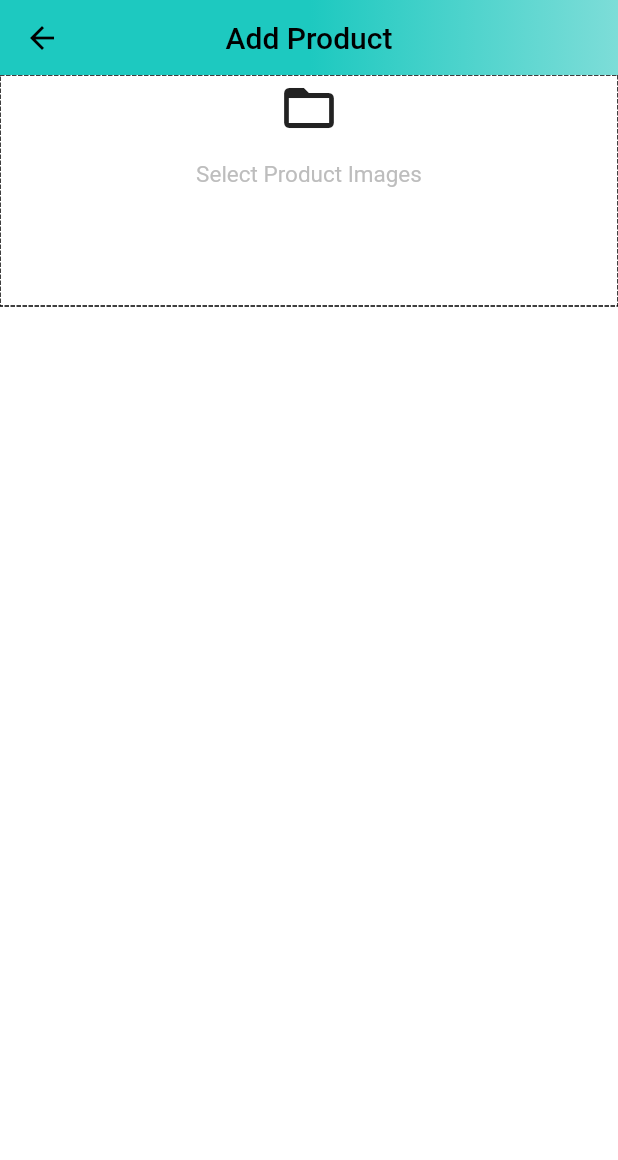
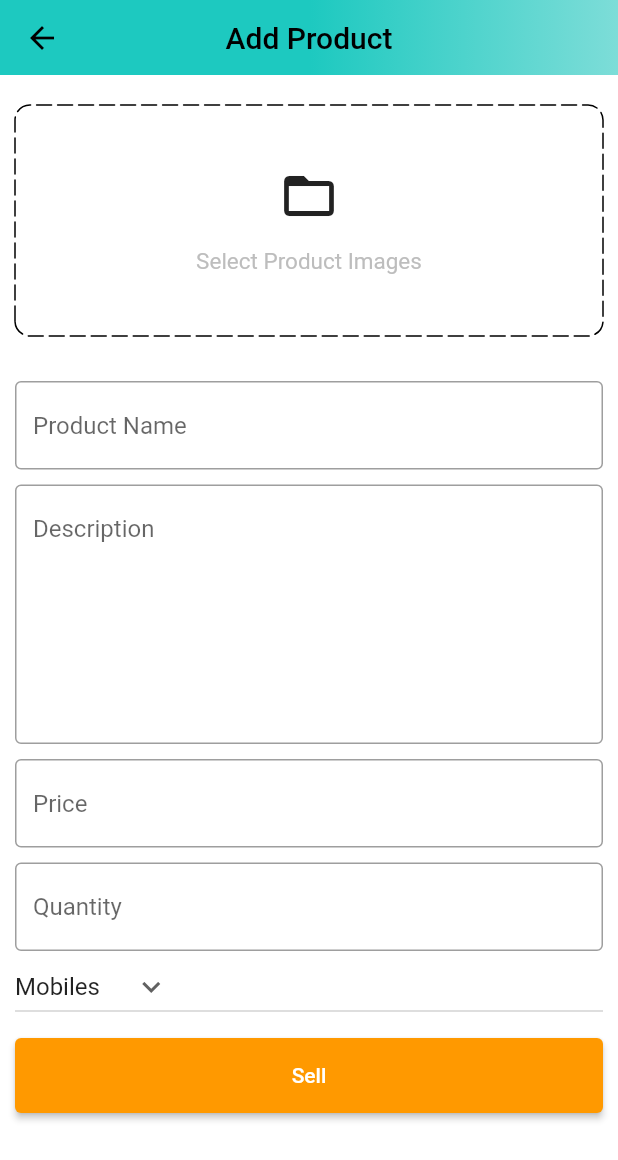
Before and after one commit to Ifwtzzzzzh/omazon-ecommerce-flutter, a Flutter app: the AddProductScreen screen opened by its route, on a phone screen of 412 x 824 dp. Shown: the top 1160 px of the screen. Run offline on Flutter 3.47's test engine with Material 2 defaults, Android fonts, the phone set to English and light mode, and no system bars; drawn by our look-alikes of dotted_border; our stand-ins replace badges, carousel_slider, file_picker, shared_preferences; missing offline and left inert: cloudinary_public; accounts and stored records are empty.

Commit message:
Make Selling Product

```diff
--- a/lib/common/widgets/custom_textfield.dart
+++ b/lib/common/widgets/custom_textfield.dart
@@ -3,11 +3,13 @@ import 'package:flutter/material.dart';
 class CustomTextField extends StatelessWidget {
   final TextEditingController controller;
   final String hintText;
+  final int maxLines;
 
   const CustomTextField({
     Key? key,
     required this.controller,
     required this.hintText,
+    this.maxLines = 1,
   }) : super(key: key);
 
   @override
@@ -33,6 +35,7 @@ class CustomTextField extends StatelessWidget {
         }
         return null;
       },
+      maxLines: maxLines,
     );
   }
 }
--- a/lib/features/admin/screens/add_product_screen.dart
+++ b/lib/features/admin/screens/add_product_screen.dart
@@ -1,6 +1,12 @@
+import 'dart:io';
+
+import 'package:carousel_slider/carousel_slider.dart';
 import 'package:dotted_border/dotted_border.dart';
 import 'package:flutter/material.dart';
+import 'package:omazon_ecommerce_app/common/widgets/custom_button.dart';
+import 'package:omazon_ecommerce_app/common/widgets/custom_textfield.dart';
 import 'package:omazon_ecommerce_app/constants/global_variables.dart';
+import 'package:omazon_ecommerce_app/constants/utils.dart';
 
 class AddProductScreen extends StatefulWidget {
   static const String routeName = '/add-product';
@@ -11,6 +17,38 @@ class AddProductScreen extends StatefulWidget {
 }
 
 class _AddProductScreenState extends State<AddProductScreen> {
+  final TextEditingController productNameController = TextEditingController();
+  final TextEditingController descriptionController = TextEditingController();
+  final TextEditingController priceController = TextEditingController();
+  final TextEditingController quantityController = TextEditingController();
+
+  String category = 'Mobiles';
+  List<File> images = [];
+
+  @override
+  void dispose() {
+    super.dispose();
+    productNameController.dispose();
+    descriptionController.dispose();
+    priceController.dispose();
+    quantityController.dispose();
+  }
+
+  List<String> productCategories = [
+    'Mobiles',
+    'Essentials',
+    'Appliances',
+    'Books',
+    'Fashion'
+  ];
+
+  void selectImages() async {
+    var res = await pickImages();
+    setState(() {
+      images = res;
+    });
+  }
+
   @override
   Widget build(BuildContext context) {
     return Scaffold(
@@ -31,9 +69,29 @@ class _AddProductScreenState extends State<AddProductScreen> {
       ),
       body: SingleChildScrollView(
         child: Form(
+          child: Padding(
+            padding: const EdgeInsets.symmetric(horizontal: 10.0),
             child: Column(
               children: [
-              DottedBorder(
+                const SizedBox(height: 20),
+                images.isNotEmpty
+                    ? CarouselSlider(
+                        items: images.map((i) {
+                          return Builder(
+                            builder: (BuildContext context) =>
+                                Image.file(i, fit: BoxFit.cover, height: 200),
+                          );
+                        }).toList(),
+                        options:
+                            CarouselOptions(viewportFraction: 1, height: 200),
+                      )
+                    : GestureDetector(
+                        onTap: selectImages,
+                        child: DottedBorder(
+                          borderType: BorderType.RRect,
+                          radius: const Radius.circular(10),
+                          dashPattern: const [10, 4],
+                          strokeCap: StrokeCap.round,
                           child: Container(
                             width: double.infinity,
                             height: 150,
@@ -41,6 +99,7 @@ class _AddProductScreenState extends State<AddProductScreen> {
                               borderRadius: BorderRadius.circular(10),
                             ),
                             child: Column(
+                              mainAxisAlignment: MainAxisAlignment.center,
                               children: [
                                 const Icon(Icons.folder_open, size: 40),
                                 const SizedBox(height: 15),
@@ -55,7 +114,53 @@ class _AddProductScreenState extends State<AddProductScreen> {
                             ),
                           ),
                         ),
+                      ),
+                const SizedBox(height: 30),
+                CustomTextField(
+                  controller: productNameController,
+                  hintText: 'Product Name',
+                ),
+                const SizedBox(height: 10),
+                CustomTextField(
+                  controller: descriptionController,
+                  hintText: 'Description',
+                  maxLines: 7,
+                ),
+                const SizedBox(height: 10),
+                CustomTextField(
+                  controller: priceController,
+                  hintText: 'Price',
+                ),
+                const SizedBox(height: 10),
+                CustomTextField(
+                  controller: quantityController,
+                  hintText: 'Quantity',
+                ),
+                SizedBox(
+                  width: double.infinity,
+                  child: DropdownButton(
+                    value: category,
+                    icon: const Icon(Icons.keyboard_arrow_down),
+                    items: productCategories.map((String item) {
+                      return DropdownMenuItem(
+                        value: item,
+                        child: Text(item),
+                      );
+                    }).toList(),
+                    onChanged: (String? newVal) {
+                      setState(() {
+                        category = newVal!;
+                      });
+                    },
+                  ),
+                ),
+                const SizedBox(height: 10),
+                CustomButton(
+                  text: 'Sell',
+                  onTap: () {},
+                ),
               ],
+            ),
           ),
         ),
       ),
--- /dev/null
+++ b/lib/features/admin/services/admin_services.dart
@@ -0,0 +1,40 @@
+import 'dart:io';
+import 'package:cloudinary_public/cloudinary_public.dart';
+import 'package:flutter/cupertino.dart';
+import 'package:omazon_ecommerce_app/constants/utils.dart';
+import 'package:omazon_ecommerce_app/models/product.dart';
+
+class AdminServices {
+  void sellProduct({
+    required BuildContext context,
+    required String name,
+    required String description,
+    required double price,
+    required double quantity,
+    required String category,
+    required List<File> images,
+  }) async {
+    try {
+      final cloudinary = CloudinaryPublic('dgk7spjs5', 'ecyyf7cw');
+      List<String> imageUrls = [];
+
+      for (int i = 0; i < images.length; i++) {
+        CloudinaryResponse res = await cloudinary.uploadFile(
+          CloudinaryFile.fromFile(images[i].path, folder: name),
+        );
+        imageUrls.add(res.secureUrl);
+      }
+
+      Product product = Product(
+        name: name,
+        description: description,
+        quantity: quantity,
+        images: imageUrls,
+        category: category,
+        price: price,
+      );
+    } catch (e) {
+      showSnackBar(context, e.toString());
+    }
+  }
+}
--- /dev/null
+++ b/lib/models/product.dart
@@ -0,0 +1,54 @@
+import 'dart:convert';
+
+class Product {
+  final String name;
+  final String description;
+  final double quantity;
+  final List<String> images;
+  final String category;
+  final double price;
+  final String? id;
+  final String? userId;
+
+  Product({
+    required this.name,
+    required this.description,
+    required this.quantity,
+    required this.images,
+    required this.category,
+    required this.price,
+    this.id,
+    this.userId,
+  });
+
+  Map<String, dynamic> toMap() {
+    return {
+      'name': name,
+      'description': description,
+      'quantity': quantity,
+      'images': images,
+      'category': category,
+      'price': price,
+      'id': id,
+      'userId': userId,
+    };
+  }
+
+  factory Product.fromMap(Map<String, dynamic> map) {
+    return Product(
+      name: map['name'] ?? '',
+      description: map['description'] ?? '',
+      quantity: map['quantity'] ?? '',
+      images: List<String>.from(['images']),
+      category: map['category'] ?? '',
+      price: map['price']?.toDouble() ?? 0.0,
+      id: map['_id'],
+      userId: map['userId'],
+    );
+  }
+
+  String toJson() => json.encode(toMap());
+
+  factory Product.fromJson(String source) =>
+      Product.fromMap(json.decode(source));
+}
--- a/pubspec.yaml
+++ b/pubspec.yaml
@@ -40,6 +40,8 @@ dependencies:
   badges: ^2.0.3
   carousel_slider: ^4.2.1
   dotted_border: ^2.1.0
+  file_picker: ^4.4.0
+  cloudinary_public: ^0.20.0
 
 dev_dependencies:
   flutter_test:
```
Also changed, not shown: lib/constants/utils.dart (+21 -0 lines), pubspec.lock, 1 other file. Lines whose indentation alone changed are shown as unchanged.
